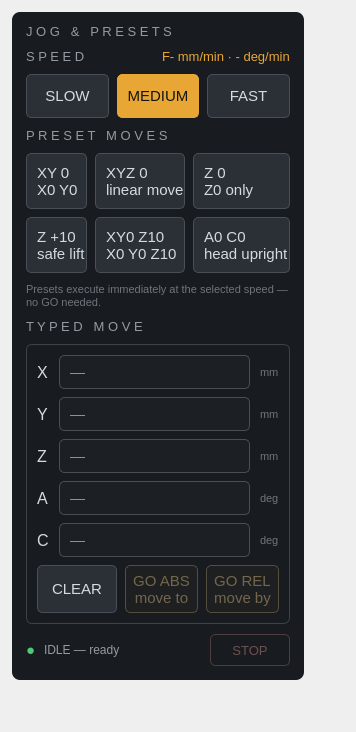
First picture: the form in staging/jog_v2/ned_controls.ui, repository 418dreamworks/ned, before the edit.
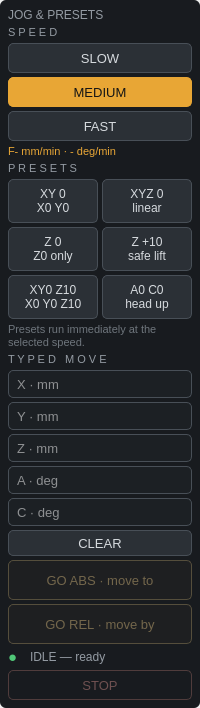
Second picture: the form after the edit.

What changed in the file:
```diff
--- a/staging/jog_v2/ned_controls.ui
+++ b/staging/jog_v2/ned_controls.ui
@@ -10,46 +10,39 @@
       strip (dot + state text + STOP) at the panel bottom. -->
  <widget class="QWidget" name="ned_controls_root">
   <layout class="QVBoxLayout" name="nedLayout">
-   <property name="leftMargin"><number>12</number></property>
-   <property name="topMargin"><number>12</number></property>
-   <property name="rightMargin"><number>12</number></property>
-   <property name="bottomMargin"><number>12</number></property>
-   <item>
-    <layout class="QHBoxLayout" name="jp_outer_h">
+   <property name="leftMargin"><number>0</number></property>
+   <property name="topMargin"><number>0</number></property>
+   <property name="rightMargin"><number>0</number></property>
+   <property name="bottomMargin"><number>0</number></property>
+   <property name="spacing"><number>0</number></property>
      <item>
       <widget class="QFrame" name="jp_panel">
-       <property name="maximumSize"><size><width>500</width><height>16777215</height></size></property>
        <property name="styleSheet"><string notr="true">
-#jp_panel { background: rgb(24,27,31); border: none; border-radius: 8px; }
+#jp_panel { background: rgb(24,27,31); border: none; border-radius: 6px; }
 QLabel { background: transparent; color: rgb(148,155,163); }
-#jp_title, #jp_speed_caption, #jp_presets_caption, #jp_typed_caption {
-  font: 75 10pt; color: rgb(148,155,163); }
-#jp_feed_readout { font: 75 10pt; color: rgb(232,166,53); }
+#jp_title { font: 75 9pt; color: rgb(148,155,163); }
+#jp_speed_caption, #jp_presets_caption, #jp_typed_caption {
+  font: 75 8pt; color: rgb(148,155,163); }
+#jp_feed_readout { font: 75 8pt; color: rgb(232,166,53); }
 #jp_presets_note { font: 8pt; color: rgb(110,117,124); }
-#jp_lbl_x, #jp_lbl_y, #jp_lbl_z, #jp_lbl_a, #jp_lbl_c {
-  font: 75 12pt; color: rgb(214,218,222); }
-#jp_unit_x, #jp_unit_y, #jp_unit_z, #jp_unit_a, #jp_unit_c {
-  font: 8pt; color: rgb(110,117,124); }
 QPushButton { background: rgb(43,48,54); color: rgb(214,218,222);
-  border: 1px solid rgb(72,79,87); border-radius: 5px; font: 75 11pt; }
+  border: 1px solid rgb(72,79,87); border-radius: 5px; font: 75 10pt; }
 QPushButton:pressed { background: rgb(60,66,73); }
+QPushButton:disabled { background: rgb(34,38,43);
+  color: rgb(105,111,118); border-color: rgb(55,60,66); }
 #jp_slow:checked, #jp_medium:checked, #jp_fast:checked {
   background: rgb(232,166,53); color: rgb(20,20,20);
   border-color: rgb(232,166,53); }
 #jp_p_xy0, #jp_p_xyz0, #jp_p_z0, #jp_p_zp10, #jp_p_xy0z10, #jp_p_a0c0 {
-  text-align: left; padding-left: 10px; font: 75 11pt; }
-QPushButton:disabled { background: rgb(34,38,43);
-  color: rgb(105,111,118); border-color: rgb(55,60,66); }
-#jp_typed_frame { background: transparent;
-  border: 1px solid rgb(60,66,73); border-radius: 6px; }
+  font: 75 9pt; }
 QLineEdit { background: rgb(28,32,36); color: white;
   border: 1px solid rgb(72,79,87); border-radius: 5px;
-  padding: 4px 8px; font: 11pt;
+  padding: 2px 6px; font: 10pt;
   selection-background-color: rgb(232,166,53); }
 QLineEdit:focus { border: 1px solid rgb(232,166,53); }
 #jp_go_abs, #jp_go_rel { background: rgb(32,30,24);
   color: rgb(232,166,53); border: 1px solid rgb(232,166,53);
-  font: 75 11pt; }
+  font: 75 10pt; }
 #jp_go_abs:pressed, #jp_go_rel:pressed { background: rgb(60,50,30); }
 #jp_go_abs:disabled, #jp_go_rel:disabled { background: rgb(30,31,33);
   color: rgb(115,102,75); border-color: rgb(85,78,60); }
@@ -62,44 +55,26 @@
   border-color: rgb(80,60,60); }
        </string></property>
        <layout class="QVBoxLayout" name="jp_v">
-        <property name="leftMargin"><number>14</number></property>
-        <property name="topMargin"><number>12</number></property>
-        <property name="rightMargin"><number>14</number></property>
-        <property name="bottomMargin"><number>14</number></property>
-        <property name="spacing"><number>10</number></property>
+      <property name="leftMargin"><number>8</number></property>
+      <property name="topMargin"><number>8</number></property>
+      <property name="rightMargin"><number>8</number></property>
+      <property name="bottomMargin"><number>8</number></property>
+      <property name="spacing"><number>4</number></property>
         <item>
          <widget class="QLabel" name="jp_title">
-          <property name="text"><string>J O G   &amp;   P R E S E T S</string></property>
-         </widget>
-        </item>
-        <item>
-         <layout class="QHBoxLayout" name="jp_speed_h">
+        <property name="text"><string>JOG &amp; PRESETS</string></property>
+       </widget>
+      </item>
           <item>
            <widget class="QLabel" name="jp_speed_caption">
             <property name="text"><string>S P E E D</string></property>
            </widget>
           </item>
           <item>
-           <spacer name="jp_speed_spacer">
-            <property name="orientation"><enum>Qt::Horizontal</enum></property>
-            <property name="sizeHint" stdset="0"><size><width>10</width><height>10</height></size></property>
-           </spacer>
-          </item>
-          <item>
-           <widget class="QLabel" name="jp_feed_readout">
-            <property name="text"><string>F- mm/min · - deg/min</string></property>
-           </widget>
-          </item>
-         </layout>
-        </item>
-        <item>
-         <layout class="QHBoxLayout" name="jp_speed_btn_h">
-          <property name="spacing"><number>8</number></property>
-          <item>
            <widget class="QPushButton" name="jp_slow">
             <property name="text"><string>SLOW</string></property>
             <property name="checkable"><bool>true</bool></property>
-            <property name="minimumSize"><size><width>0</width><height>44</height></size></property>
+        <property name="minimumSize"><size><width>0</width><height>30</height></size></property>
            </widget>
           </item>
           <item>
@@ -107,74 +82,77 @@
             <property name="text"><string>MEDIUM</string></property>
             <property name="checkable"><bool>true</bool></property>
             <property name="checked"><bool>true</bool></property>
-            <property name="minimumSize"><size><width>0</width><height>44</height></size></property>
+        <property name="minimumSize"><size><width>0</width><height>30</height></size></property>
            </widget>
           </item>
           <item>
            <widget class="QPushButton" name="jp_fast">
             <property name="text"><string>FAST</string></property>
             <property name="checkable"><bool>true</bool></property>
-            <property name="minimumSize"><size><width>0</width><height>44</height></size></property>
-           </widget>
-          </item>
-         </layout>
+        <property name="minimumSize"><size><width>0</width><height>30</height></size></property>
+       </widget>
+      </item>
+      <item>
+       <widget class="QLabel" name="jp_feed_readout">
+        <property name="text"><string>F- mm/min · - deg/min</string></property>
+       </widget>
         </item>
         <item>
          <widget class="QLabel" name="jp_presets_caption">
-          <property name="text"><string>P R E S E T   M O V E S</string></property>
+        <property name="text"><string>P R E S E T S</string></property>
          </widget>
         </item>
         <item>
          <layout class="QGridLayout" name="jp_grid">
-          <property name="horizontalSpacing"><number>8</number></property>
-          <property name="verticalSpacing"><number>8</number></property>
+        <property name="horizontalSpacing"><number>4</number></property>
+        <property name="verticalSpacing"><number>4</number></property>
           <item row="0" column="0">
            <widget class="QPushButton" name="jp_p_xy0">
             <property name="text"><string>XY 0
 X0 Y0</string></property>
-            <property name="minimumSize"><size><width>0</width><height>56</height></size></property>
+          <property name="minimumSize"><size><width>0</width><height>44</height></size></property>
            </widget>
           </item>
           <item row="0" column="1">
            <widget class="QPushButton" name="jp_p_xyz0">
             <property name="text"><string>XYZ 0
-linear move</string></property>
-            <property name="minimumSize"><size><width>0</width><height>56</height></size></property>
-           </widget>
-          </item>
-          <item row="0" column="2">
+linear</string></property>
+          <property name="minimumSize"><size><width>0</width><height>44</height></size></property>
+         </widget>
+        </item>
+        <item row="1" column="0">
            <widget class="QPushButton" name="jp_p_z0">
             <property name="text"><string>Z 0
 Z0 only</string></property>
-            <property name="minimumSize"><size><width>0</width><height>56</height></size></property>
-           </widget>
-          </item>
-          <item row="1" column="0">
+          <property name="minimumSize"><size><width>0</width><height>44</height></size></property>
+         </widget>
+        </item>
+        <item row="1" column="1">
            <widget class="QPushButton" name="jp_p_zp10">
             <property name="text"><string>Z +10
 safe lift</string></property>
-            <property name="minimumSize"><size><width>0</width><height>56</height></size></property>
-           </widget>
-          </item>
-          <item row="1" column="1">
+          <property name="minimumSize"><size><width>0</width><height>44</height></size></property>
+         </widget>
+        </item>
+        <item row="2" column="0">
            <widget class="QPushButton" name="jp_p_xy0z10">
             <property name="text"><string>XY0 Z10
 X0 Y0 Z10</string></property>
-            <property name="minimumSize"><size><width>0</width><height>56</height></size></property>
-           </widget>
-          </item>
-          <item row="1" column="2">
+          <property name="minimumSize"><size><width>0</width><height>44</height></size></property>
+         </widget>
+        </item>
+        <item row="2" column="1">
            <widget class="QPushButton" name="jp_p_a0c0">
             <property name="text"><string>A0 C0
-head upright</string></property>
-            <property name="minimumSize"><size><width>0</width><height>56</height></size></property>
+head up</string></property>
+          <property name="minimumSize"><size><width>0</width><height>44</height></size></property>
            </widget>
           </item>
          </layout>
         </item>
         <item>
          <widget class="QLabel" name="jp_presets_note">
-          <property name="text"><string>Presets execute immediately at the selected speed — no GO needed.</string></property>
+        <property name="text"><string>Presets run immediately at the selected speed.</string></property>
           <property name="wordWrap"><bool>true</bool></property>
          </widget>
         </item>
@@ -184,148 +162,87 @@
          </widget>
         </item>
         <item>
-         <widget class="QFrame" name="jp_typed_frame">
-          <layout class="QGridLayout" name="jp_typed_grid">
-           <property name="leftMargin"><number>10</number></property>
-           <property name="topMargin"><number>10</number></property>
-           <property name="rightMargin"><number>10</number></property>
-           <property name="bottomMargin"><number>10</number></property>
-           <property name="horizontalSpacing"><number>10</number></property>
-           <property name="verticalSpacing"><number>8</number></property>
-           <item row="0" column="0">
-            <widget class="QLabel" name="jp_lbl_x"><property name="text"><string>X</string></property></widget>
-           </item>
-           <item row="0" column="1">
             <widget class="QLineEdit" name="jp_in_x">
-             <property name="placeholderText"><string>—</string></property>
-             <property name="minimumSize"><size><width>0</width><height>34</height></size></property>
-            </widget>
-           </item>
-           <item row="0" column="2">
-            <widget class="QLabel" name="jp_unit_x"><property name="text"><string>mm</string></property></widget>
-           </item>
-           <item row="1" column="0">
-            <widget class="QLabel" name="jp_lbl_y"><property name="text"><string>Y</string></property></widget>
-           </item>
-           <item row="1" column="1">
+        <property name="placeholderText"><string>X · mm</string></property>
+        <property name="minimumSize"><size><width>0</width><height>28</height></size></property>
+       </widget>
+      </item>
+      <item>
             <widget class="QLineEdit" name="jp_in_y">
-             <property name="placeholderText"><string>—</string></property>
-             <property name="minimumSize"><size><width>0</width><height>34</height></size></property>
-            </widget>
-           </item>
-           <item row="1" column="2">
-            <widget class="QLabel" name="jp_unit_y"><property name="text"><string>mm</string></property></widget>
-           </item>
-           <item row="2" column="0">
-            <widget class="QLabel" name="jp_lbl_z"><property name="text"><string>Z</string></property></widget>
-           </item>
-           <item row="2" column="1">
+        <property name="placeholderText"><string>Y · mm</string></property>
+        <property name="minimumSize"><size><width>0</width><height>28</height></size></property>
+       </widget>
+      </item>
+      <item>
             <widget class="QLineEdit" name="jp_in_z">
-             <property name="placeholderText"><string>—</string></property>
-             <property name="minimumSize"><size><width>0</width><height>34</height></size></property>
-            </widget>
-           </item>
-           <item row="2" column="2">
-            <widget class="QLabel" name="jp_unit_z"><property name="text"><string>mm</string></property></widget>
-           </item>
-           <item row="3" column="0">
-            <widget class="QLabel" name="jp_lbl_a"><property name="text"><string>A</string></property></widget>
-           </item>
-           <item row="3" column="1">
+        <property name="placeholderText"><string>Z · mm</string></property>
+        <property name="minimumSize"><size><width>0</width><height>28</height></size></property>
+       </widget>
+      </item>
+      <item>
             <widget class="QLineEdit" name="jp_in_a">
-             <property name="placeholderText"><string>—</string></property>
-             <property name="minimumSize"><size><width>0</width><height>34</height></size></property>
-            </widget>
-           </item>
-           <item row="3" column="2">
-            <widget class="QLabel" name="jp_unit_a"><property name="text"><string>deg</string></property></widget>
-           </item>
-           <item row="4" column="0">
-            <widget class="QLabel" name="jp_lbl_c"><property name="text"><string>C</string></property></widget>
-           </item>
-           <item row="4" column="1">
+        <property name="placeholderText"><string>A · deg</string></property>
+        <property name="minimumSize"><size><width>0</width><height>28</height></size></property>
+       </widget>
+      </item>
+      <item>
             <widget class="QLineEdit" name="jp_in_c">
-             <property name="placeholderText"><string>—</string></property>
-             <property name="minimumSize"><size><width>0</width><height>34</height></size></property>
-            </widget>
-           </item>
-           <item row="4" column="2">
-            <widget class="QLabel" name="jp_unit_c"><property name="text"><string>deg</string></property></widget>
-           </item>
-           <item row="5" column="0" colspan="3">
-            <layout class="QHBoxLayout" name="jp_btnrow_h">
-             <property name="spacing"><number>8</number></property>
+        <property name="placeholderText"><string>C · deg</string></property>
+        <property name="minimumSize"><size><width>0</width><height>28</height></size></property>
+       </widget>
+      </item>
              <item>
               <widget class="QPushButton" name="jp_clear">
                <property name="text"><string>CLEAR</string></property>
-               <property name="minimumSize"><size><width>80</width><height>48</height></size></property>
+        <property name="minimumSize"><size><width>0</width><height>26</height></size></property>
               </widget>
              </item>
              <item>
               <widget class="QPushButton" name="jp_go_abs">
-               <property name="text"><string>GO ABS
-move to</string></property>
+        <property name="text"><string>GO ABS · move to</string></property>
                <property name="enabled"><bool>false</bool></property>
-               <property name="minimumSize"><size><width>0</width><height>48</height></size></property>
+        <property name="minimumSize"><size><width>0</width><height>40</height></size></property>
               </widget>
              </item>
              <item>
               <widget class="QPushButton" name="jp_go_rel">
-               <property name="text"><string>GO REL
-move by</string></property>
+        <property name="text"><string>GO REL · move by</string></property>
                <property name="enabled"><bool>false</bool></property>
-               <property name="minimumSize"><size><width>0</width><height>48</height></size></property>
-              </widget>
-             </item>
-            </layout>
-           </item>
-          </layout>
+        <property name="minimumSize"><size><width>0</width><height>40</height></size></property>
          </widget>
         </item>
         <item>
          <layout class="QHBoxLayout" name="jp_status_h">
-          <property name="spacing"><number>8</number></property>
+        <property name="spacing"><number>6</number></property>
           <item>
            <widget class="QLabel" name="jp_status_dot">
             <property name="text"><string>●</string></property>
+          <property name="minimumSize"><size><width>16</width><height>16</height></size></property>
            </widget>
           </item>
           <item>
            <widget class="QLabel" name="jp_status_text">
             <property name="text"><string>IDLE — ready</string></property>
+          <property name="minimumSize"><size><width>150</width><height>16</height></size></property>
            </widget>
           </item>
           <item>
            <spacer name="jp_status_spacer">
             <property name="orientation"><enum>Qt::Horizontal</enum></property>
-            <property name="sizeHint" stdset="0"><size><width>10</width><height>10</height></size></property>
-           </spacer>
+          <property name="sizeHint" stdset="0"><size><width>5</width><height>5</height></size></property>
+         </spacer>
+        </item>
+       </layout>
           </item>
           <item>
            <widget class="QPushButton" name="jp_stop">
             <property name="text"><string>STOP</string></property>
             <property name="enabled"><bool>false</bool></property>
-            <property name="minimumSize"><size><width>80</width><height>32</height></size></property>
+        <property name="minimumSize"><size><width>0</width><height>30</height></size></property>
            </widget>
           </item>
          </layout>
-        </item>
-       </layout>
-      </widget>
-     </item>
-     <item>
-      <spacer name="jp_right_spacer">
-       <property name="orientation"><enum>Qt::Horizontal</enum></property>
-       <property name="sizeHint" stdset="0"><size><width>40</width><height>10</height></size></property>
-      </spacer>
-     </item>
-    </layout>
-   </item>
-   <item>
-    <spacer name="nedSpacer">
-     <property name="orientation"><enum>Qt::Vertical</enum></property>
-     <property name="sizeHint" stdset="0"><size><width>10</width><height>40</height></size></property>
-    </spacer>
+    </widget>
    </item>
   </layout>
  </widget>
```
Left out of the diff: 20 changed lines with no effect on the pictures. Lines whose indentation alone changed are shown as unchanged.
